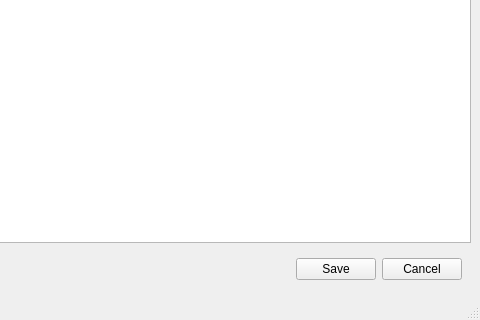
First picture: the form in ui/shotEditor.ui, repository code-google-com/oyprojectmanager, before the edit; both pictures show x 237 to 717 and y 539 to 859 of the 717 by 859 pixel window.
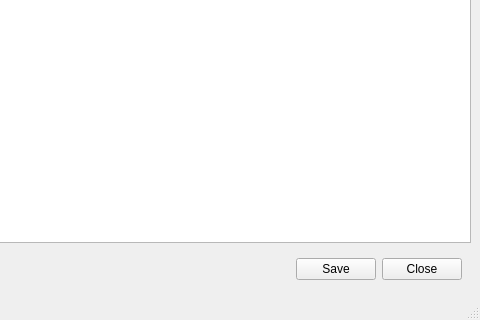
Second picture: the form after the edit.

Diff of the .ui file:
```diff
--- a/ui/shotEditor.ui
+++ b/ui/shotEditor.ui
@@ -126,7 +126,7 @@
        <item>
         <widget class="QPushButton" name="cancel_pushButton">
          <property name="text">
-          <string>Cancel</string>
+          <string>Close</string>
          </property>
         </widget>
        </item>
```
Left out of the diff: 2 changed lines with no effect on the pictures.
